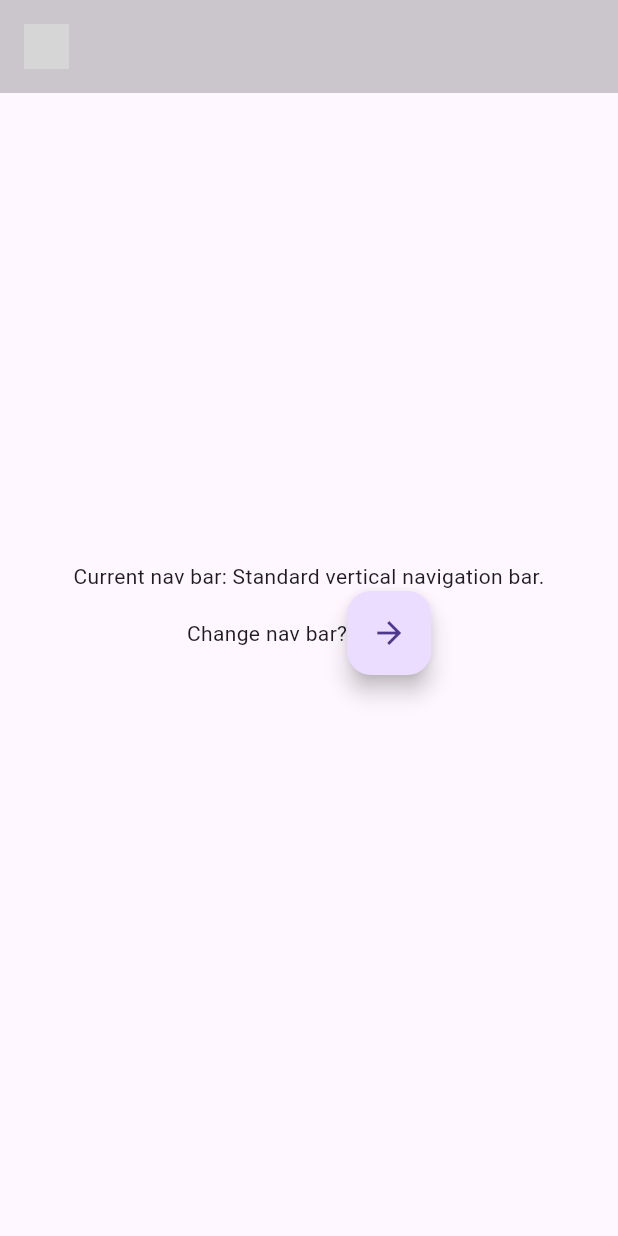
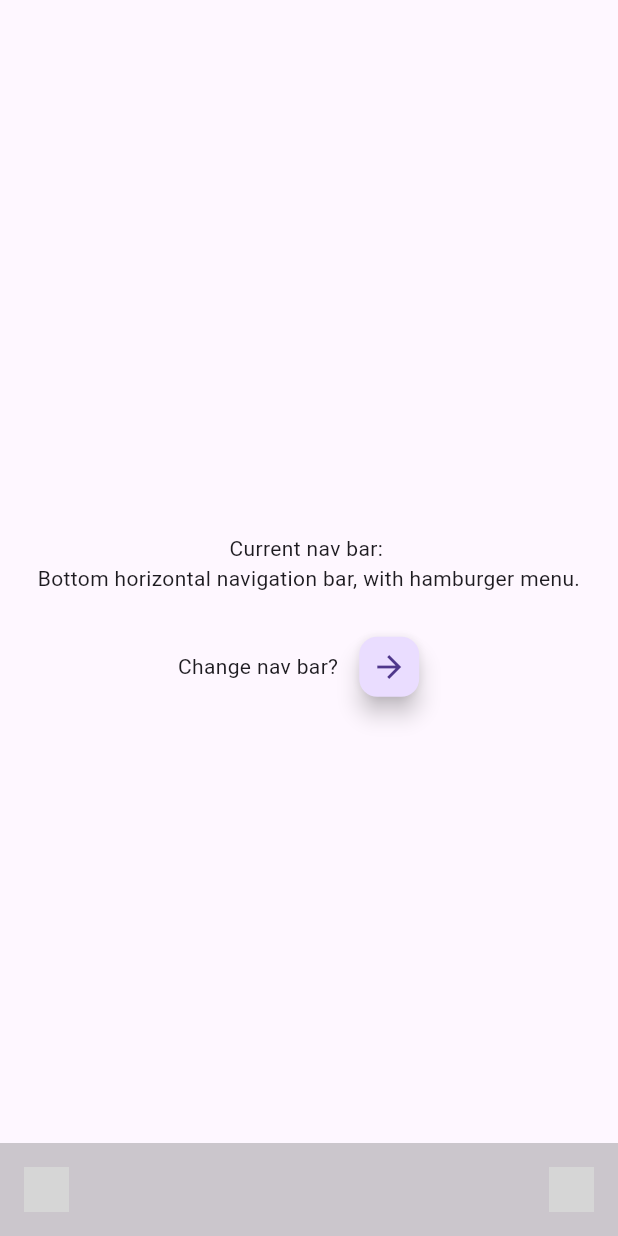
Before and after one commit to KrisHHFI/flutter_nav_bars, a Flutter app: the screen it shows after launch, after a tap on the "arrow forward" icon, on a phone screen of 412 x 824 dp. Run offline on Flutter 3.47's test engine with Material 3 defaults, Android fonts, the phone set to English and light mode, and no system bars; network calls fail; grey boxes are pictures that could not be loaded.

Commit message:
Work on the second nav bar. Still a work in progress

```diff
--- a/lib/provider/nav_bar_provider.dart
+++ b/lib/provider/nav_bar_provider.dart
@@ -9,7 +9,7 @@ class NavBarProvider with ChangeNotifier {
       'widget': const NavBarOne(),
     },
     {
-      'name': 'Standard vertical navigation bar.',
+      'name': 'Bottom horizontal navigation bar, with hamburger menu.',
       'widget': const NavBarTwo(),
     },
   ];
--- a/lib/widgets/nav_bar_two.dart
+++ b/lib/widgets/nav_bar_two.dart
@@ -58,7 +58,9 @@ class NavBarTwoState extends State<NavBarTwo> {
     String logo = isSmallScreen ? smallLogo : largeLogo;
 
     // The content which is returned to the screen ----------------------------
-    return Stack(
+    return Align(
+      alignment: Alignment.bottomCenter,
+      child: Stack(
         children: [
           // Blurs the entire page behind the mobile nav ----------------------------
           if (isMenuOpen && isSmallScreen)
@@ -77,13 +79,11 @@ class NavBarTwoState extends State<NavBarTwo> {
             child: Row(
               mainAxisAlignment: MainAxisAlignment.spaceBetween,
               children: [
-              /*
                 Image.network(
                   logo,
                   height: navBarImageHeight,
                   fit: BoxFit.contain,
                 ),
-              */
                 // Mobile nav top bar ----------------------------
                 if (isSmallScreen)
                   MouseRegion(
@@ -120,7 +120,8 @@ class NavBarTwoState extends State<NavBarTwo> {
                         },
                         child: Padding(
                           padding: EdgeInsets.symmetric(
-                          horizontal: MediaQuery.of(context).size.width * 0.02,
+                            horizontal:
+                                MediaQuery.of(context).size.width * 0.02,
                           ),
                           child: GestureDetector(
                             child: Stack(
@@ -175,7 +176,8 @@ class NavBarTwoState extends State<NavBarTwo> {
                             });
                           },
                           child: Padding(
-                          padding: EdgeInsets.symmetric(vertical: smallPadding),
+                            padding:
+                                EdgeInsets.symmetric(vertical: smallPadding),
                             child: GestureDetector(
                               child: Stack(
                                 children: [
@@ -212,7 +214,8 @@ class NavBarTwoState extends State<NavBarTwo> {
                         return MouseRegion(
                           cursor: SystemMouseCursors.click,
                           child: Padding(
-                          padding: const EdgeInsets.symmetric(horizontal: 30.0),
+                            padding:
+                                const EdgeInsets.symmetric(horizontal: 30.0),
                             child: GestureDetector(
                               onTap: () => _launchURL(social['url']!),
                               child: Image.network(
@@ -230,6 +233,7 @@ class NavBarTwoState extends State<NavBarTwo> {
               ),
             ),
         ],
+      ),
     );
   }
 }
--- a/lib/widgets/page_content.dart
+++ b/lib/widgets/page_content.dart
@@ -33,20 +33,25 @@ class PageContentState extends State<PageContent> {
                 ),
               ],
             ),
+            const SizedBox(height: 25),
             Row(
               mainAxisAlignment: MainAxisAlignment.center,
               children: [
                 const Text(
                   'Change nav bar?',
                 ),
-                FloatingActionButton(
+                Padding(
+                  padding: const EdgeInsets.symmetric(horizontal: 10.0),
+                  child: FloatingActionButton(
                     onPressed: () {
                       // Change the nav bar when the button is pressed
                       Provider.of<NavBarProvider>(context, listen: false)
                           .nextNavBar();
                     },
                     tooltip: 'Change Nav Bar',
+                    mini: true,
                     child: const Icon(Icons.arrow_forward),
+                  ),
                 ),
               ],
             ),
```
Lines whose indentation alone changed are shown as unchanged.
